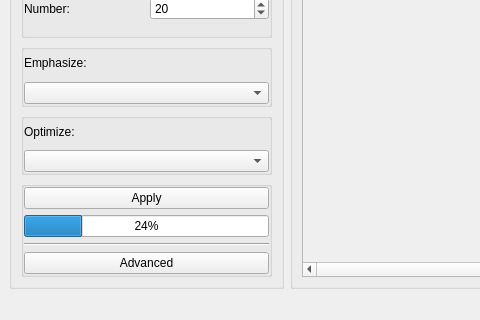
First picture: the form in GUI/Main.ui, repository hratcliffe/PixelChart, before the edit; both pictures show x 0 to 480 and y 387 to 707 of the 974 by 707 pixel window.
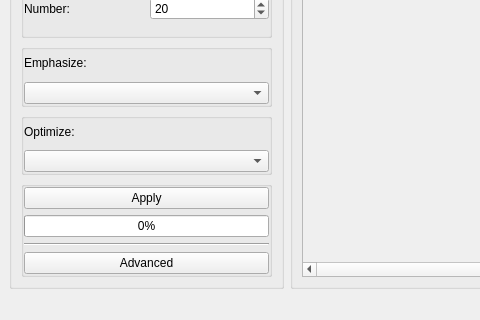
Second picture: the form after the edit.

The edit to the form file:
```diff
--- a/GUI/Main.ui
+++ b/GUI/Main.ui
@@ -240,7 +240,7 @@
           <item>
            <widget class="QProgressBar" name="progressBar">
             <property name="value">
-             <number>24</number>
+             <number>0</number>
             </property>
            </widget>
           </item>
```
Left out of the diff: 8 changed lines with no effect on the pictures.
